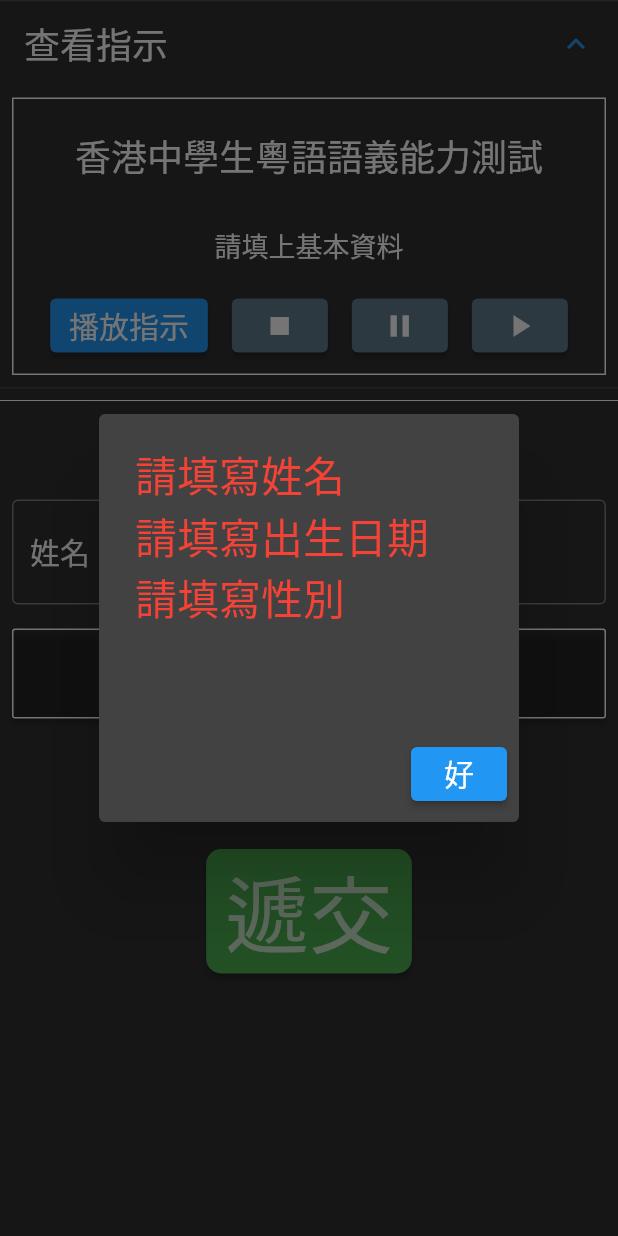
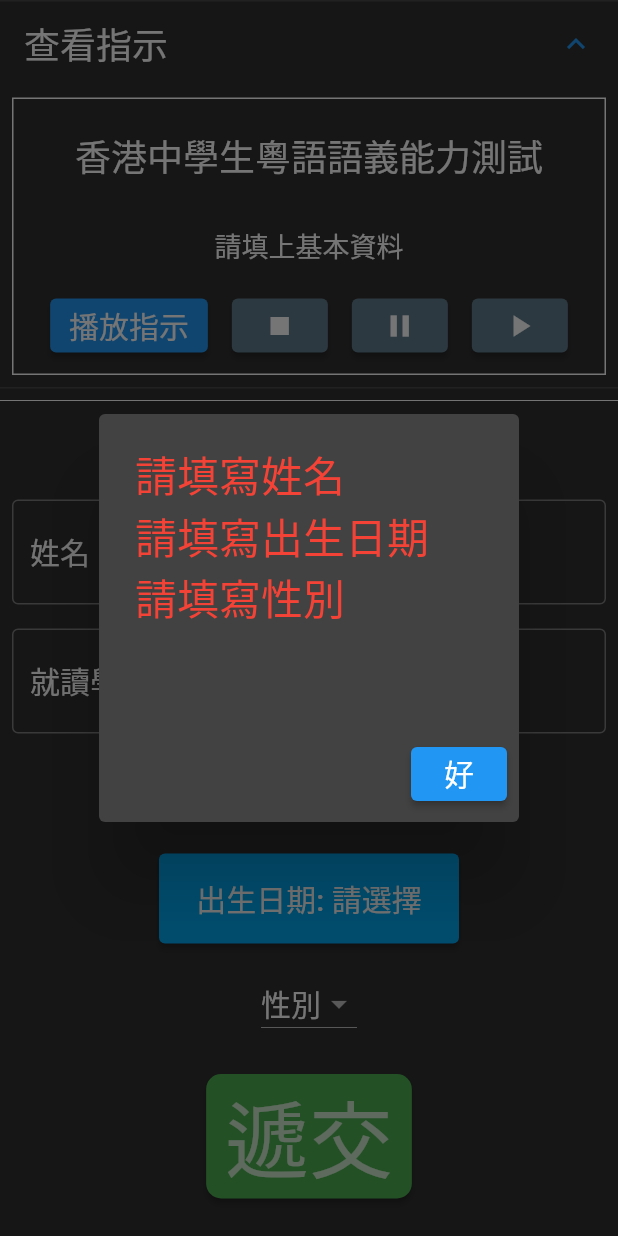
Before and after one commit to PunnyBunny/Quiz, a Flutter app: the screen it shows after launch, after a tap on "遞交", on a phone screen of 412 x 824 dp. Run offline on Flutter 3.47's test engine with Material 2 defaults, Android fonts, the phone set to English and light mode, and no system bars; our stand-ins replace permission_handler; missing offline and left inert: flutter_archive, flutter_sound, random_color; accounts and stored records are empty; generated files the repository leaves out were written again.

Commit message:
Add school name and grade level in info form

```diff
--- a/lib/src/info_form.dart
+++ b/lib/src/info_form.dart
@@ -11,13 +11,19 @@ class InformationForm extends StatefulWidget {
 }
 
 class _InformationFormState extends State<InformationForm> {
-  String _userName = '';
-  DateTime _userDateOfBirth = DateTime.now();
-  String _userGender = '';
+  final DateTime _today = DateTime.now();
 
-  bool _userNameWarning = false;
-  bool _userDateOfBirthWarning = false;
-  bool _userGenderWarning = false;
+  String _name;
+  String _schoolName;
+  String _gradeLevel;
+  DateTime _dateOfBirth = DateTime.now();
+  String _gender;
+
+  bool _nameWarning = false;
+  bool _schoolNameWarning = false;
+  bool _gradeLevelWarning = false;
+  bool _dateOfBirthWarning = false;
+  bool _genderWarning = false;
 
   @override
   void dispose() {
@@ -42,6 +48,8 @@ class _InformationFormState extends State<InformationForm> {
                 Divider(color: Colors.white),
                 Text('請填寫基本資料', style: Theme.of(context).textTheme.headline4),
                 _nameField(),
+                _schoolNameField(),
+                _gradeLevelField(),
                 _dateOfBirthField(),
                 _genderField(),
                 _submitButton(),
@@ -62,11 +70,55 @@ class _InformationFormState extends State<InformationForm> {
         },
         onChanged: (name) {
           setState(() {
-            _userName = name;
+            _name = name;
           });
         },
         decoration: InputDecoration(
           hintText: '姓名',
+          hintStyle: Theme.of(context).textTheme.headline6,
+          border: OutlineInputBorder(),
+        ),
+      ),
+    );
+  }
+
+  Widget _gradeLevelField() {
+    return Padding(
+      padding: EdgeInsets.all(8.0),
+      child: DropdownButton(
+        value: _gradeLevel,
+        hint: Text('就讀年級', style: Theme.of(context).textTheme.headline6),
+        items: [
+          DropdownMenuItem(value: 's1', child: Text('中一')),
+          DropdownMenuItem(value: 's2', child: Text('中二')),
+          DropdownMenuItem(value: 's3', child: Text('中三')),
+          DropdownMenuItem(value: 's4', child: Text('中四')),
+          DropdownMenuItem(value: 's5', child: Text('中五')),
+          DropdownMenuItem(value: 's6', child: Text('中六')),
+        ],
+        onChanged: (value) {
+          setState(() {
+            _gradeLevel = value;
+          });
+        },
+      ),
+    );
+  }
+
+  Widget _schoolNameField() {
+    return Padding(
+      padding: EdgeInsets.all(8.0),
+      child: TextField(
+        onEditingComplete: () {
+          FocusScope.of(context).unfocus();
+        },
+        onChanged: (name) {
+          setState(() {
+            _schoolName = name;
+          });
+        },
+        decoration: InputDecoration(
+          hintText: '就讀學校',
           hintStyle: Theme.of(context).textTheme.headline6,
           border: OutlineInputBorder(),
         ),
@@ -79,26 +131,27 @@ class _InformationFormState extends State<InformationForm> {
       padding: EdgeInsets.all(8.0),
       child: ElevatedButton(
         style: ElevatedButton.styleFrom(
-          shape:
-              RoundedRectangleBorder(borderRadius: BorderRadius.circular(2.0)),
-          side: BorderSide(color: Colors.white, width: 1.0),
-          minimumSize: Size(double.infinity, 60.0),
-          primary: Colors.transparent,
+          minimumSize: Size(200.0, 60.0),
+          primary: Colors.lightBlue,
         ),
         child: Text(
-          '出生日期: ' + globals.dateFormatter.format(_userDateOfBirth),
+          '出生日期: ' +
+              (globals.dateFormatter.format(_dateOfBirth) ==
+                      globals.dateFormatter.format(_today)
+                  ? '請選擇'
+                  : globals.dateFormatter.format(_dateOfBirth)),
           style: Theme.of(context).textTheme.headline6,
         ),
         onPressed: () async {
           final DateTime picked = await showDatePicker(
             context: context,
-            initialDate: _userDateOfBirth,
+            initialDate: _dateOfBirth,
             firstDate: DateTime(1960),
-            lastDate: DateTime.now(),
+            lastDate: _today,
           );
-          if (picked != null && picked != _userDateOfBirth) {
+          if (picked != null) {
             setState(() {
-              _userDateOfBirth = picked;
+              _dateOfBirth = picked;
             });
           }
         },
@@ -110,7 +163,7 @@ class _InformationFormState extends State<InformationForm> {
     return Padding(
       padding: EdgeInsets.all(8.0),
       child: DropdownButton(
-        value: _userGender.isEmpty ? null : _userGender,
+        value: _gender,
         hint: Text('性別', style: Theme.of(context).textTheme.headline6),
         items: [
           DropdownMenuItem(value: 'm', child: Text('男')),
@@ -118,7 +171,7 @@ class _InformationFormState extends State<InformationForm> {
         ],
         onChanged: (value) {
           setState(() {
-            _userGender = value;
+            _gender = value;
           });
         },
       ),
@@ -137,18 +190,25 @@ class _InformationFormState extends State<InformationForm> {
         child: Text('遞交', style: Theme.of(context).textTheme.headline2),
         onPressed: () async {
           setState(() {
-            _userNameWarning = _userName.isEmpty;
-            _userDateOfBirthWarning =
-                globals.dateFormatter.format(_userDateOfBirth) ==
-                    globals.dateFormatter.format(DateTime.now());
-            _userGenderWarning = _userGender.isEmpty;
+            _nameWarning = _name == null;
+            _dateOfBirthWarning = _dateOfBirth == _today;
+            _genderWarning = _gender == null;
+            _gradeLevelWarning = _gradeLevel == null;
+            _schoolNameWarning = _schoolName == null;
           });
-          if (!_userNameWarning &&
-              !_userDateOfBirthWarning &&
-              !_userGenderWarning) {
+          if (!_nameWarning &&
+              !_dateOfBirthWarning &&
+              !_genderWarning &&
+              !_gradeLevelWarning &&
+              !_schoolNameWarning) {
             // all information is correctly filed
-            currentUserInfo =
-                UserInfo(_userName, _userDateOfBirth, _userGender);
+            currentUserInfo = UserInfo(
+              name: _name,
+              dateOfBirth: _dateOfBirth,
+              gender: _gender,
+              schoolName: _schoolName,
+              gradeLevel: _gradeLevel,
+            );
             _confirm();
           } else {
             _alert();
@@ -181,9 +241,9 @@ class _InformationFormState extends State<InformationForm> {
       builder: (context) {
         return AlertDialog(
           content: Text(
-            '${_userNameWarning ? '請填寫姓名\n' : ''}'
-            '${_userDateOfBirthWarning ? '請填寫出生日期\n' : ''}'
-            '${_userGenderWarning ? '請填寫性別\n' : ''}',
+            '${_nameWarning ? '請填寫姓名\n' : ''}'
+            '${_dateOfBirthWarning ? '請填寫出生日期\n' : ''}'
+            '${_genderWarning ? '請填寫性別\n' : ''}',
             style: Theme.of(context).textTheme.headline1,
           ),
           actions: [
--- a/lib/src/user_info.dart
+++ b/lib/src/user_info.dart
@@ -1,9 +1,16 @@
 class UserInfo {
-  String name;
-  DateTime dateOfBirth;
-  String gender;
+  final String name;
+  final DateTime dateOfBirth;
+  final String gender;
+  final String schoolName;
+  final String gradeLevel;
 
-  UserInfo(this.name, this.dateOfBirth, this.gender);
+  UserInfo(
+      {this.name,
+      this.dateOfBirth,
+      this.gender,
+      this.schoolName,
+      this.gradeLevel});
 }
 
 UserInfo currentUserInfo;
```
